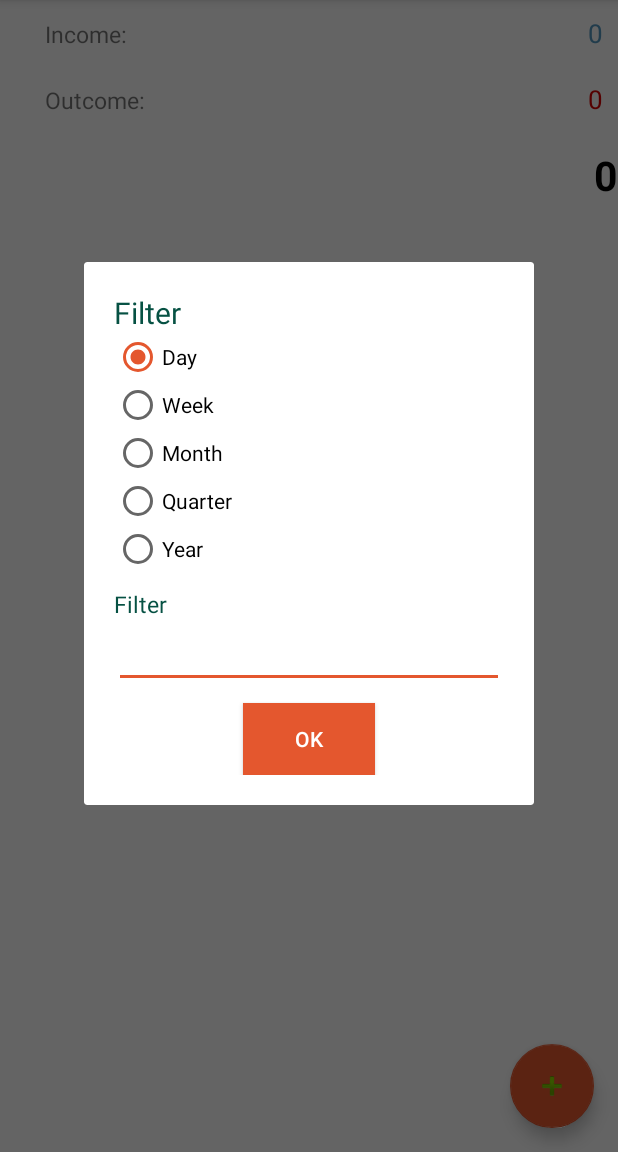
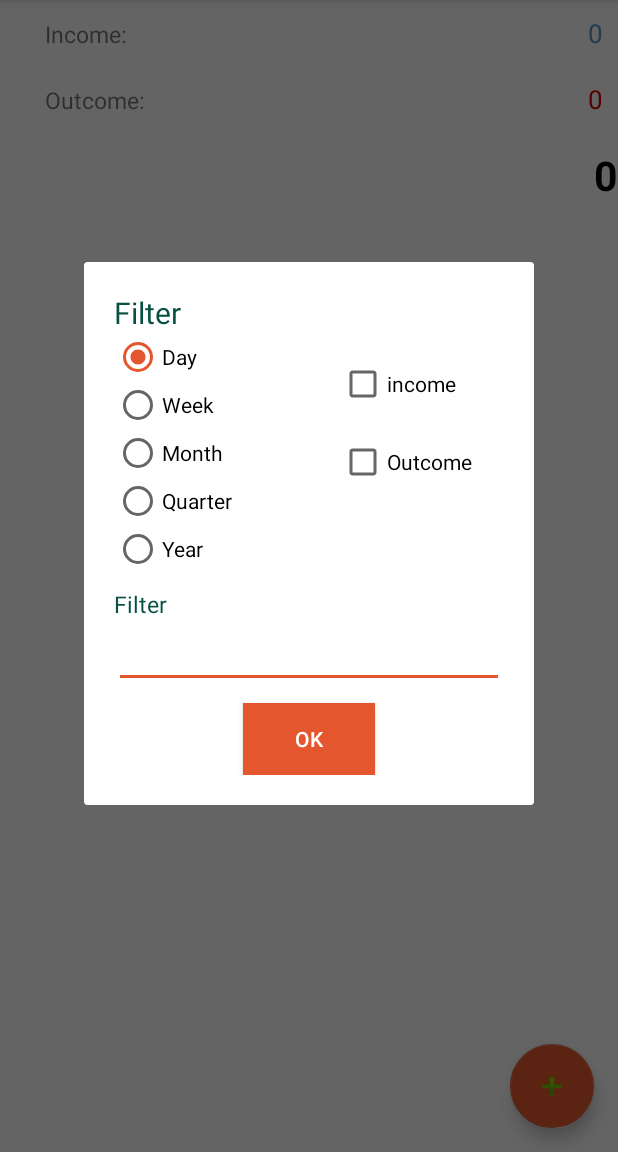
Before and after one commit to tranthuhuong/MoneyMoney, an Android app: the screen it shows after launch (MainActivity), in the options menu, after a tap on "Filter", on a phone screen of 412 x 824 dp, the part 84-1236 px from its top. Run offline under Robolectric (Android 15) with nearby library versions, the phone set to English and light mode, and no system bars.

Commit message:
last commit :100:
change type list, change view filter list...

```diff
--- a/MoneyMoney/app/src/main/java/com/example/huongthutran/moneymoney/Adapter/MoneyAdapter.java
+++ b/MoneyMoney/app/src/main/java/com/example/huongthutran/moneymoney/Adapter/MoneyAdapter.java
@@ -100,6 +100,9 @@ public class MoneyAdapter  extends BaseAdapter implements Filterable {
             case "Salary":
                 imageView.setImageResource(R.drawable.income_money);
                 break;
+            case "Others":
+                imageView.setImageResource(R.drawable.other_icon);
+                break;
         }
         return view;
     }
--- a/MoneyMoney/app/src/main/java/com/example/huongthutran/moneymoney/AddMoneyActivity.java
+++ b/MoneyMoney/app/src/main/java/com/example/huongthutran/moneymoney/AddMoneyActivity.java
@@ -54,20 +54,24 @@ public class AddMoneyActivity extends AppCompatActivity {
         btnAddMoney = findViewById(R.id.addNewbtn);
         btnCancle = findViewById(R.id.Canclebtn);
         tvError = findViewById(R.id.tvError);
-        final String content[];
+        final String contentOutcome[],contentIncome[];
+
         final String[] cont = {""};
         //
         String method = getIntent().getExtras().getString("METHOD");
         money = (Money) getIntent().getExtras().getSerializable("MONEY");
-        content = new String[]{"Bills & Utiltites", "Food & Beverage", "Transportation", "Shopping", "Friend & Lover", "Health & Fitness", "Education", "Other"};
-        ArrayAdapter<String> adapter = new ArrayAdapter<String>(this, android.R.layout.simple_spinner_item, content);
+        contentOutcome = new String[]{"Bills & Utiltites", "Food & Beverage", "Transportation", "Shopping", "Friend & Lover", "Health & Fitness", "Education", "Others"};
+        contentIncome = new String[]{"Salary","Others"};
+        ArrayAdapter<String> adapter = new ArrayAdapter<String>(AddMoneyActivity.this, android.R.layout.simple_spinner_item, contentIncome);
         adapter.setDropDownViewResource(android.R.layout.simple_list_item_single_choice);
         spnContaint.setAdapter(adapter);
+
         spnContaint.setOnItemSelectedListener(new AdapterView.OnItemSelectedListener() {
 
             @Override
             public void onItemSelected(AdapterView<?> adapterView, View view, int i, long l) {
-                cont[0] = content[i].toString();
+                cont[0] = spnContaint.getSelectedItem().toString();
+                //Log.d("Test Spinnert", cont[0]);
             }
 
             @Override
@@ -79,8 +83,16 @@ public class AddMoneyActivity extends AppCompatActivity {
             @Override
             public void onCheckedChanged(CompoundButton compoundButton, boolean b) {
                 if (rbtnIncome.isChecked() == true) {
-                    spnContaint.setEnabled(false);
-                } else spnContaint.setEnabled(true);
+
+                    ArrayAdapter<String> adapter = new ArrayAdapter<String>(AddMoneyActivity.this, android.R.layout.simple_spinner_item, contentIncome);
+                    adapter.setDropDownViewResource(android.R.layout.simple_list_item_single_choice);
+                    spnContaint.setAdapter(adapter);
+
+                } else {
+                    ArrayAdapter<String> adapter = new ArrayAdapter<String>(AddMoneyActivity.this, android.R.layout.simple_spinner_item, contentOutcome);
+                    adapter.setDropDownViewResource(android.R.layout.simple_list_item_single_choice);
+                    spnContaint.setAdapter(adapter);
+                }
 
             }
         });
@@ -104,11 +116,11 @@ public class AddMoneyActivity extends AppCompatActivity {
                         int id = randomNumber();
                         String type = "", contentM = "", note = "", amount = "";
                         String date = "";
+                        contentM = cont[0];
                         if (rbtnIncome.isChecked()) {
                             type = "income"; //type
-                            contentM = "Salary"; //content
                         } else {
-                            contentM = cont[0];
+
                             type = "outcome";
                         }
 
@@ -134,12 +146,16 @@ public class AddMoneyActivity extends AppCompatActivity {
             edtNote.setText(money.getNote());
             edtAmount.setText(money.getAmount() + "");
             edtDate.setText(money.getDate());
-            if (money.getContentM() == "income") {
+            if (money.getContentM().equals("income") ) {
                 rbtnIncome.setChecked(true);
-                spnContaint.setEnabled(true);
+                adapter = new ArrayAdapter<String>(AddMoneyActivity.this, android.R.layout.simple_spinner_item, contentIncome);
+                adapter.setDropDownViewResource(android.R.layout.simple_list_item_single_choice);
+                spnContaint.setAdapter(adapter);
             } else {
                 rbtnOutcome.isChecked();
-                spnContaint.setEnabled(false);
+                adapter = new ArrayAdapter<String>(AddMoneyActivity.this, android.R.layout.simple_spinner_item, contentOutcome);
+                adapter.setDropDownViewResource(android.R.layout.simple_list_item_single_choice);
+                spnContaint.setAdapter(adapter);
             }
             btnAddMoney.setText("SAVE");
             btnAddMoney.setOnClickListener(new View.OnClickListener() {
@@ -156,11 +172,10 @@ public class AddMoneyActivity extends AppCompatActivity {
                             format.parse(edtDate.getText().toString());
                             String type = "", contentM = "", note = "", amount = "";
                             String date = "";
+                            contentM = cont[0];
                             if (rbtnIncome.isChecked()) {
                                 type = "income"; //type
-                                contentM = "Salary"; //content
                             } else {
-                                contentM = cont[0];
                                 type = "outcome";
                             }
 
--- a/MoneyMoney/app/src/main/java/com/example/huongthutran/moneymoney/Dialog/Dialog_Filter.java
+++ b/MoneyMoney/app/src/main/java/com/example/huongthutran/moneymoney/Dialog/Dialog_Filter.java
@@ -13,6 +13,7 @@ import android.view.View;
 import android.widget.AdapterView;
 import android.widget.ArrayAdapter;
 import android.widget.Button;
+import android.widget.CheckBox;
 import android.widget.CompoundButton;
 import android.widget.EditText;
 import android.widget.RadioButton;
@@ -47,7 +48,12 @@ public class Dialog_Filter {
     RadioButton rbtnWeekFilter,rbtnMonth,rbtnYear,rbtnSeason,rbtnDay;
     Button btnOk;
     Spinner spinerFilter;
-    final String[] weeks = new String[5];
+    CheckBox checkboxIncome,checkboxOutcome;
+    private static final int quatity = 5;
+    final String[] weeks = new String[quatity];
+    String[] months=new String[quatity];
+    String[] years=new String[quatity];
+    String[] seasons=new String[quatity];
     @RequiresApi(api = Build.VERSION_CODES.O)
     public Dialog_Filter(final Context context){
         this.context=context;
@@ -56,6 +62,8 @@ public class Dialog_Filter {
         dialog.setContentView(R.layout.dialogfilter);
         dialog.show();
         btnOk=dialog.findViewById(R.id.btnOkFiler);
+        checkboxIncome=dialog.findViewById(R.id.checkboxIncome);
+        checkboxOutcome=dialog.findViewById(R.id.checkboxOutcome);
         edtDay=dialog.findViewById(R.id.edtDay);
         rbtnWeekFilter=dialog.findViewById(R.id.rbtnWeekFilter);
         rbtnMonth=dialog.findViewById(R.id.rbtnMonthFilter);
@@ -66,10 +74,8 @@ public class Dialog_Filter {
         Calendar calendar = Calendar.getInstance();
         int day = calendar.get(Calendar.MONTH+1);
         final int year= calendar.get(Calendar.YEAR);
-        final String[] months = new String[]{"4 - 2018","3 - 2018","2 - 2018","1 - 2018","12 - 2017","11 - 2017"};
-        final String[] years = new String[]{"2017","2018"};
-        final String[] seasons = new String[]{"2 - 2018","1 - 2018","4 - 2017","3 - 2017"};
-        setListWeek();
+
+        setListAll();
         final String[] strFilter = new String[1];
 
         rbtnDay.setOnCheckedChangeListener(new CompoundButton.OnCheckedChangeListener() {
@@ -87,6 +93,7 @@ public class Dialog_Filter {
                 if(rbtnSeason.isChecked()){
                     spinerVisible();
                     ArrayAdapter<String> adapter = new ArrayAdapter<String>(context, android.R.layout.simple_spinner_item, seasons);
+                    adapter.setDropDownViewResource(android.R.layout.simple_list_item_single_choice);
                     spinerFilter.setAdapter(adapter);
                 }
             }
@@ -97,6 +104,7 @@ public class Dialog_Filter {
                 if(rbtnMonth.isChecked()){
                     spinerVisible();
                     ArrayAdapter<String> adapter = new ArrayAdapter<String>(context, android.R.layout.simple_spinner_item, months);
+                    adapter.setDropDownViewResource(android.R.layout.simple_list_item_single_choice);
                     spinerFilter.setAdapter(adapter);
                 }
 
@@ -108,6 +116,7 @@ public class Dialog_Filter {
                 if(rbtnWeekFilter.isChecked()){
                     spinerVisible();
                     ArrayAdapter<String> adapter = new ArrayAdapter<String>(context, android.R.layout.simple_spinner_item, weeks);
+                    adapter.setDropDownViewResource(android.R.layout.simple_list_item_single_choice);
                     spinerFilter.setAdapter(adapter);
                 }
             }
@@ -118,6 +127,7 @@ public class Dialog_Filter {
                 if(rbtnYear.isChecked()){
                     spinerVisible();
                     ArrayAdapter<String> adapter = new ArrayAdapter<String>(context, android.R.layout.simple_spinner_item, years);
+                    adapter.setDropDownViewResource(android.R.layout.simple_list_item_single_choice);
                     spinerFilter.setAdapter(adapter);
                 }
             }
@@ -142,13 +152,26 @@ public class Dialog_Filter {
             public void onClick(View view) {
                 Intent i = new Intent(context, ListMoneyFilterActivity.class);
                 Bundle mBundle = new Bundle();
+                String type;
+                String Url="";
+                if((checkboxIncome.isChecked()&&checkboxOutcome.isChecked())||(!checkboxIncome.isChecked()&&!checkboxOutcome.isChecked())){
+                    type="all";
+                    Url=CallAPI.urlMoney+"?";
+                } else if(checkboxOutcome.isChecked()){
+                    type="outcome";
+                    Url=CallAPI.urlMoney+"?type=outcome&";
+                } else {
+                    type="income";
+                    Url=CallAPI.urlMoney+"?type=income &";
+                }
+
                 if(rbtnDay.isChecked()){
                     String date=edtDay.getText().toString().trim();
-
                     try {
                         format.parse(date);
-                        mBundle.putString("URL", CallAPI.urlMoney+"?date="+date);
+                        mBundle.putString("URL",Url+"date="+date);
                         mBundle.putString("TITLE","Date: "+date);
+                        mBundle.putString("TYPE",type);
                         i.putExtras(mBundle);
                         context.startActivity(i);
                     } catch (ParseException e) {
@@ -157,28 +180,32 @@ public class Dialog_Filter {
                 }
                 if(rbtnWeekFilter.isChecked()){
                     String[] str=strFilter[0].split(" -- ");
-                    mBundle.putString("URL", CallAPI.urlMoney+"?week="+str[0]);
+                    mBundle.putString("URL", Url+"week="+str[0]);
                     mBundle.putString("TITLE","Week "+str[0]+" -- "+str[1]);
+                    mBundle.putString("TYPE",type);
                     i.putExtras(mBundle);
                     context.startActivity(i);
                 }
                 if(rbtnSeason.isChecked()){
                     String[] str=strFilter[0].split(" - ");
-                    mBundle.putString("URL", CallAPI.urlMoney+"?season="+str[0]+"&year="+str[1]);
+                    mBundle.putString("URL", Url+"season="+str[0]+"&year="+str[1]);
                     mBundle.putString("TITLE","Quarter "+str[0]+" - "+str[1]);
+                    mBundle.putString("TYPE",type);
                     i.putExtras(mBundle);
                     context.startActivity(i);
                 }
                 if(rbtnMonth.isChecked()){
                     String[] str=strFilter[0].split(" - ");
-                    mBundle.putString("URL", CallAPI.urlMoney+"?month="+str[0]+"&year="+str[1]);
+                    mBundle.putString("URL",Url+"month="+str[0]+"&year="+str[1]);
                     mBundle.putString("TITLE",getMonth(str[0])+" - "+str[1]);
+                    mBundle.putString("TYPE",type);
                     i.putExtras(mBundle);
                     context.startActivity(i);
                 }
                 if(rbtnYear.isChecked()){
-                    mBundle.putString("URL", CallAPI.urlMoney+"?year="+strFilter[0]);
+                    mBundle.putString("URL", Url+"year="+strFilter[0]);
                     mBundle.putString("TITLE",""+strFilter[0]);
+                    mBundle.putString("TYPE",type);
                     i.putExtras(mBundle);
                     context.startActivity(i);
                 }
@@ -194,7 +221,7 @@ public class Dialog_Filter {
         spinerFilter.setVisibility(View.VISIBLE);
         edtDay.setVisibility(View.GONE);
     }
-    public void setListWeek() {
+    public void setListAll() {
         Calendar cal = Calendar.getInstance();
         int week = cal.get(Calendar.WEEK_OF_YEAR);
         cal.set(Calendar.WEEK_OF_YEAR, week);
@@ -218,8 +245,32 @@ public class Dialog_Filter {
             dateBegin=date;
             Log.d("huong",date);
         }
-
-
-
+        int month = cal.get(Calendar.MONTH)+1;
+        int year=cal.get(Calendar.YEAR);
+        int season;
+        years  = new String[]{year+"",year-1+""};
+        if(month%3==0){
+            season=month/3;
+        } else season = (month/3)+1;
+        for(int i=0;i<quatity;i++){
+            months[i]=month+" - "+year;
+            seasons[i]=season+" - "+year;
+            if(month>1){
+                month--;
+            } else {
+                month=12;
+                year--;
+            }
+        }
+        year=cal.get(Calendar.YEAR);
+        for(int i=0;i<quatity;i++){
+            seasons[i]=season+" - "+year;
+            if(season>1){
+                season--;
+            } else {
+                season=4;
+                year--;
+            }
+        }
     }
 }
--- a/MoneyMoney/app/src/main/java/com/example/huongthutran/moneymoney/Dialog/Dialog_view_info.java
+++ b/MoneyMoney/app/src/main/java/com/example/huongthutran/moneymoney/Dialog/Dialog_view_info.java
@@ -121,7 +121,7 @@ public class Dialog_view_info {
                 imageView.setImageResource(R.drawable.income_money);
                 break;
             case "Orther":
-                imageView.setImageResource(R.drawable.income_money);
+                imageView.setImageResource(R.drawable.other_icon);
                 break;
         }
         tvAmountInfo.setText(money.getAmount()+"");
--- a/MoneyMoney/app/src/main/java/com/example/huongthutran/moneymoney/Network/CallAPI.java
+++ b/MoneyMoney/app/src/main/java/com/example/huongthutran/moneymoney/Network/CallAPI.java
@@ -5,6 +5,6 @@ package com.example.huongthutran.moneymoney.Network;
  */
 
 public class CallAPI {
-    public static String urlServer = "http://192.168.95.99:9000/";
+    public static String urlServer = "http://192.168.1.107/";
     public static String urlMoney = urlServer + "api/Money";
 }
--- a/MoneyMoney/app/src/main/res/layout/activity_list_money_filter.xml
+++ b/MoneyMoney/app/src/main/res/layout/activity_list_money_filter.xml
@@ -24,6 +24,7 @@
             android:layout_width="wrap_content"
             android:layout_height="wrap_content"
             android:textSize="15dp"
+            android:id="@+id/tvTitleIncome"
             android:paddingLeft="20dp"
             android:text="Income:"
             />
@@ -50,6 +51,7 @@
             android:textSize="15dp"
             android:text="Outcome:"
             android:paddingLeft="20dp"
+            android:id="@+id/tvTitleOuttcome"
             />
 
         <TextView
--- a/MoneyMoney/app/src/main/res/layout/dialogfilter.xml
+++ b/MoneyMoney/app/src/main/res/layout/dialogfilter.xml
@@ -12,20 +12,25 @@
         android:textColor="@color/colorPrimaryDark"
         android:textSize="20dp"
         />
-
-    <RadioGroup
+    <LinearLayout
         android:layout_width="match_parent"
         android:layout_height="wrap_content"
-        android:id="@+id/grouprbtn"
-        android:orientation="vertical"
+        android:orientation="horizontal"
         >
+        <RadioGroup
+            android:layout_width="150dp"
+            android:layout_height="wrap_content"
+            android:id="@+id/grouprbtn"
+
+            android:orientation="vertical"
+            >
             <RadioButton
                 android:layout_width="wrap_content"
                 android:layout_height="wrap_content"
                 android:checked="true"
                 android:text="Day"
                 android:id="@+id/rbtnDateFilter"
-            />
+                />
             <RadioButton
                 android:layout_width="wrap_content"
                 android:layout_height="wrap_content"
@@ -51,7 +56,29 @@
                 android:text="Year"
                 android:id="@+id/rbtnYearFilter"
                 />
-    </RadioGroup>
+        </RadioGroup>
+        <LinearLayout
+            android:layout_width="wrap_content"
+            android:layout_height="120dp"
+            android:orientation="vertical"
+            android:gravity="center_vertical"
+            >
+            <CheckBox
+                android:layout_width="wrap_content"
+                android:layout_height="wrap_content"
+                android:text="income"
+                android:id="@+id/checkboxIncome"
+                android:layout_marginBottom="20dp"
+                />
+            <CheckBox
+                android:layout_width="wrap_content"
+                android:layout_height="wrap_content"
+                android:text="Outcome"
+                android:id="@+id/checkboxOutcome"
+                />
+        </LinearLayout>
+    </LinearLayout>
+
     <TextView
         android:layout_width="match_parent"
         android:layout_height="wrap_content"
```
Also changed, not shown: MoneyMoney/app/src/main/java/com/example/huongthutran/moneymoney/ListMoneyFilterActivity.java (+25 -4 lines).
